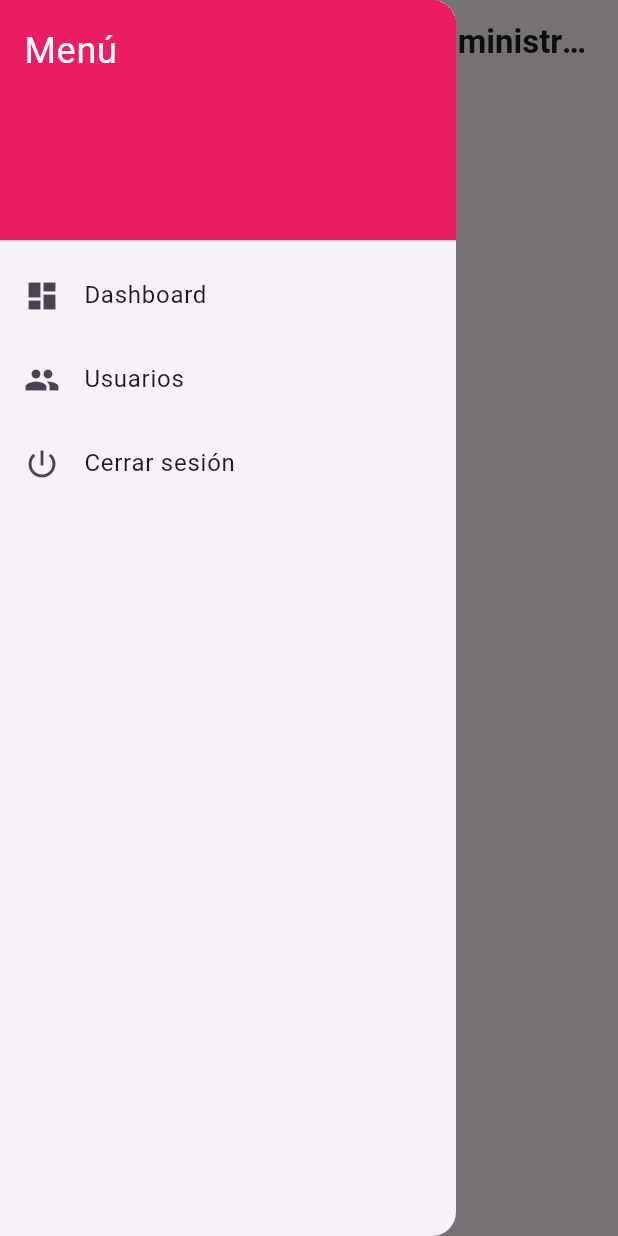
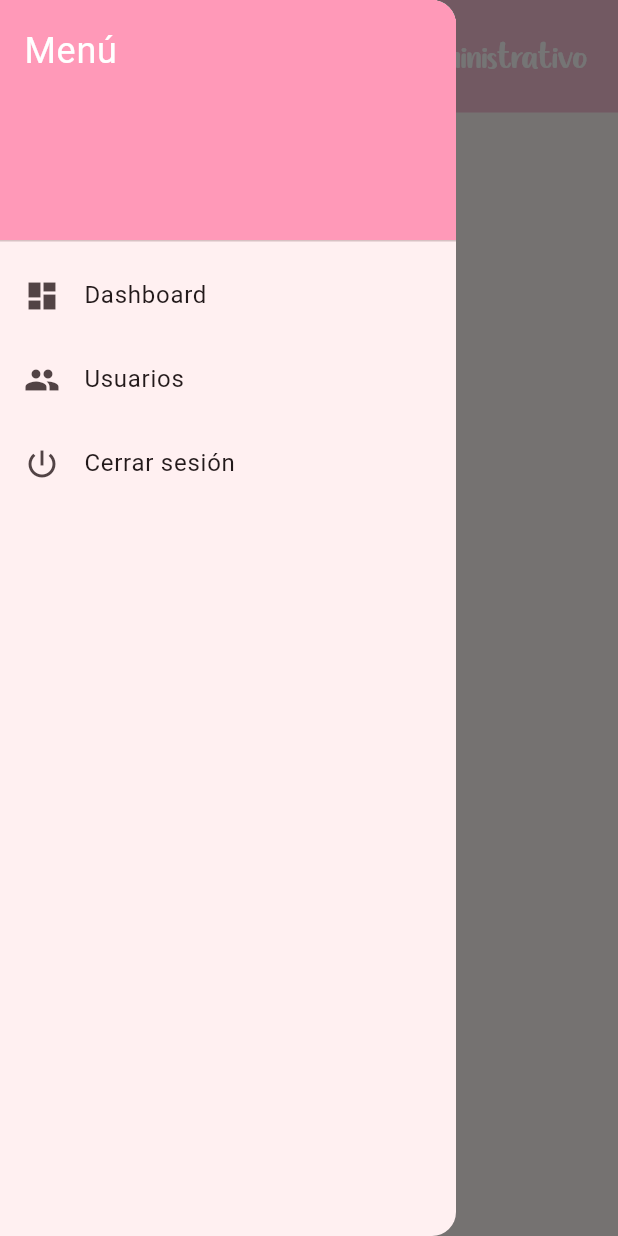
Before and after one commit to neryad/piki_frontend_admin, a Flutter app: the MainPage screen opened by its route, with the side drawer open, on a phone screen of 412 x 824 dp. Run offline on Flutter 3.47's test engine with Material 3 defaults, Android fonts, the phone set to English and light mode, and no system bars; our stand-ins replace dio, flutter_secure_storage, flutter_svg; missing offline and left inert: jwt_decode; accounts and stored records are empty.

Commit message:
Enhance login page design and add theme configuration

```diff
--- a/lib/dashboard/pages/dashboard_page.dart
+++ b/lib/dashboard/pages/dashboard_page.dart
@@ -1,5 +1,5 @@
 import 'package:flutter/material.dart';
-import 'package:piki_admin/auth/pages/services/auth_services.dart';
+import 'package:piki_admin/auth/services/auth_services.dart';
 
 class DashboardPage extends StatefulWidget {
   const DashboardPage({super.key});
--- a/lib/main.dart
+++ b/lib/main.dart
@@ -4,6 +4,7 @@ import 'package:piki_admin/shared/components/not_found_page.dart';
 import 'package:piki_admin/shared/routes/app_navigator.dart';
 import 'package:piki_admin/shared/routes/app_routes.dart';
 import 'package:piki_admin/shared/routes/get_app_route.dart';
+import 'package:piki_admin/theme/app_theme.dart';
 
 void main() {
   WidgetsFlutterBinding.ensureInitialized();
@@ -35,6 +36,7 @@ class _MainAppState extends State<MainApp> {
       navigatorKey: AppNavigator().navigatorKey,
       scaffoldMessengerKey: AppNavigator().snackbarKey,
       initialRoute: AppRoutes.login,
+      theme: AppTheme.lightTheme,
       onGenerateRoute: (RouteSettings settings) {
         final pageContentBuilder = AppRoutes.routes[settings.name];
         if (pageContentBuilder != null) {
--- a/lib/main/pages/main_page.dart
+++ b/lib/main/pages/main_page.dart
@@ -1,8 +1,10 @@
 // ignore_for_file: library_private_types_in_public_api
 import 'package:flutter/material.dart';
+import 'package:piki_admin/auth/services/auth_services.dart';
 import 'package:piki_admin/dashboard/pages/dashboard_page.dart';
 import 'package:piki_admin/shared/routes/app_navigator.dart';
 import 'package:piki_admin/shared/routes/app_routes.dart';
+import 'package:piki_admin/theme/app_theme.dart';
 import 'package:piki_admin/users/pages/user_page.dart';
 
 class MainPage extends StatefulWidget {
@@ -45,7 +47,7 @@ class _MainPageState extends State<MainPage> {
         centerTitle: false,
         title: const Text(
           'Piki Creativa - Panel Administrativo',
-          style: TextStyle(fontWeight: FontWeight.bold),
+          style: TextStyle(fontSize: 30),
         ),
       ),
       drawer: Drawer(
@@ -54,7 +56,7 @@ class _MainPageState extends State<MainPage> {
           children: <Widget>[
             const DrawerHeader(
               decoration: BoxDecoration(
-                color: Colors.pink,
+                color: AppTheme.pinkSalmon,
               ),
               child: Text(
                 'Menú',
@@ -70,10 +72,12 @@ class _MainPageState extends State<MainPage> {
                 title: Text(route['title'] as String),
                 onTap: () {
                   if (route['page'] == 'logout') {
+                    AuthService().logout();
                     AppNavigator().navigationToReplacementPage(
                         thePageRouteName: AppRoutes.login);
                     return;
                   }
+
                   _onItemTapped(route);
                   Navigator.pop(context); // Cierra el menú
                 },
--- /dev/null
+++ b/lib/theme/app_theme.dart
@@ -0,0 +1,35 @@
+import 'package:flutter/material.dart';
+
+class AppTheme {
+  static const Color primary = Color(0xffFFC8DD);
+  static const Color pinkSalmon = Color(0xffff99b8);
+  static const Color pinkSalmonShade100 = Color(0xffff7092);
+  static const Color pinkSalmonShade200 = Color(0xffff4d7f);
+  static const Color radicalRed = Color(0xffff2969);
+  static const Color rose = Color(0xffff0077);
+
+  static final ThemeData lightTheme = ThemeData(
+    useMaterial3: true,
+    colorSchemeSeed: radicalRed,
+    appBarTheme: const AppBarTheme(
+      elevation: 1,
+      color: primary,
+      toolbarHeight: 75,
+      titleTextStyle: TextStyle(
+        fontFamily: 'GoldenChesse',
+      ),
+    ),
+    inputDecorationTheme: const InputDecorationTheme(
+      floatingLabelStyle: TextStyle(color: Colors.black38),
+      enabledBorder: OutlineInputBorder(
+          borderSide: BorderSide(color: Colors.black38),
+          borderRadius: BorderRadius.all(Radius.circular(10))),
+      focusedBorder: OutlineInputBorder(
+          borderSide: BorderSide(color: Colors.black38),
+          borderRadius: BorderRadius.all(Radius.circular(10))),
+      border: OutlineInputBorder(
+          borderSide: BorderSide(color: Colors.black38),
+          borderRadius: BorderRadius.all(Radius.circular(10))),
+    ),
+  );
+}
--- a/pubspec.yaml
+++ b/pubspec.yaml
@@ -11,6 +11,7 @@ dependencies:
   flutter:
     sdk: flutter
   flutter_secure_storage: ^9.2.2
+  flutter_svg: ^2.0.17
   jwt_decode: ^0.3.1
 
 dev_dependencies:
@@ -22,3 +23,7 @@ flutter:
   uses-material-design: true
   assets:
     - assets/
+  fonts:
+    - family: GoldenChesse
+      fonts:
+        - asset: assets/fonts/golden_chesse.otf
```
Also changed, not shown: lib/auth/pages/login_pages.dart (+29 -73 lines), lib/auth/widgets/card_container.dart (added, +31 -0 lines), lib/shared/components/reusable_button.dart (+23 -5 lines), lib/users/pages/user_page.dart (+22 -20 lines), assets/fonts/golden_chesse.otf (added), assets/rose-petals.svg (added), lib/auth/services/auth_services.dart (renamed from lib/auth/pages/services/auth_services.dart), pubspec.lock.
